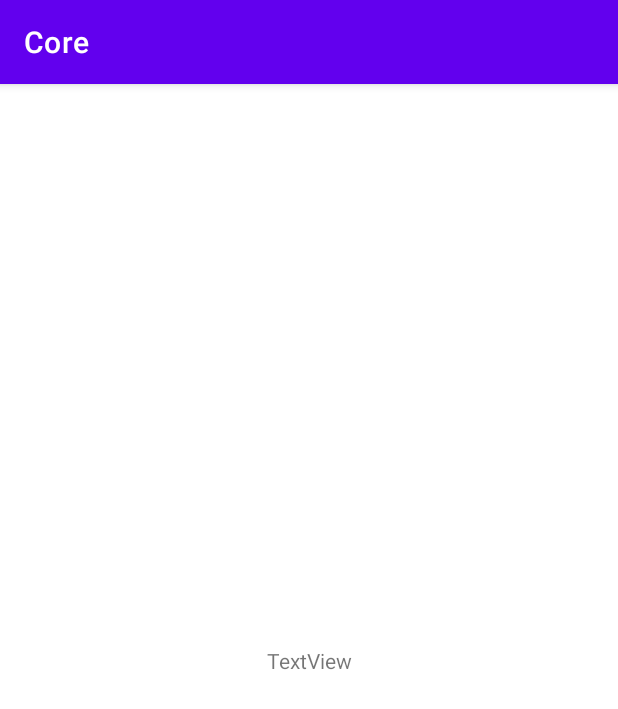
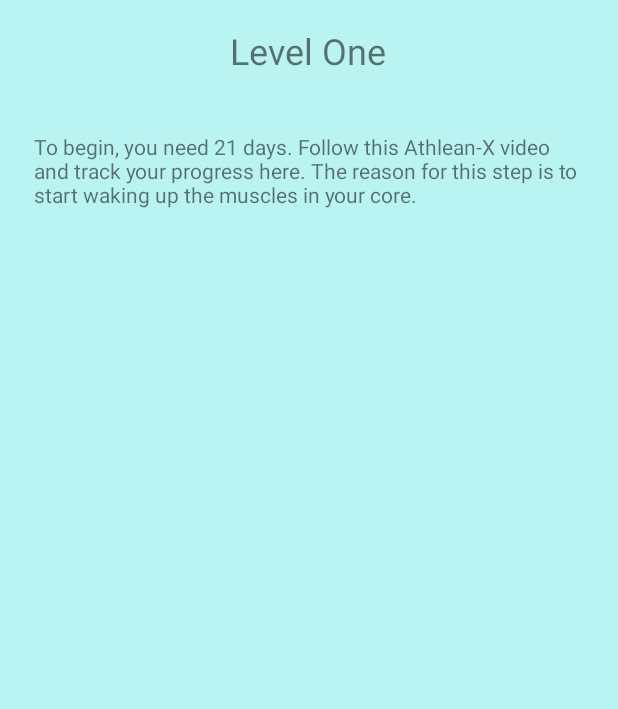
Before and after one commit to ajaypatel6/Core, an Android app: the LevelOne screen opened directly, with no data from a screen before it, on a phone screen of 412 x 824 dp. Shown: the top 709 px of the screen. Run offline under Robolectric (Android 15) with nearby library versions, the phone set to English and light mode, and no system bars.

Commit message:
Main page levels

```diff
--- a/app/src/main/java/ca/ajaypatel/core/LevelOne.kt
+++ b/app/src/main/java/ca/ajaypatel/core/LevelOne.kt
@@ -7,5 +7,8 @@ class LevelOne : AppCompatActivity() {
     override fun onCreate(savedInstanceState: Bundle?) {
         super.onCreate(savedInstanceState)
         setContentView(R.layout.activity_level_one)
+        this.supportActionBar?.hide();
+
+
     }
 }
--- a/app/src/main/res/layout/activity_dashboard.xml
+++ b/app/src/main/res/layout/activity_dashboard.xml
@@ -4,6 +4,8 @@
     xmlns:tools="http://schemas.android.com/tools"
     android:layout_width="match_parent"
     android:layout_height="match_parent"
+    android:background="#A8C7E3"
+
     tools:context=".dashboard">
 
     <TextView
@@ -38,11 +40,10 @@
         android:layout_width="314dp"
         android:layout_height="70dp"
         android:layout_marginTop="64dp"
-        android:textAllCaps="false"
-        android:visibility="invisible"
-
         android:layout_marginBottom="32dp"
         android:text="@string/level_four"
+
+        android:textAllCaps="false"
         app:backgroundTint="#800000"
         app:layout_constraintBottom_toBottomOf="parent"
         app:layout_constraintEnd_toEndOf="parent"
@@ -57,9 +58,8 @@
         android:layout_height="70dp"
         android:layout_marginTop="64dp"
         android:text="@string/level_three"
+        android:textAllCaps="false"
         app:backgroundTint="#FF0000"
-        android:textAllCaps="false"
-        android:visibility="invisible"
 
         app:layout_constraintEnd_toEndOf="parent"
         app:layout_constraintHorizontal_bias="0.494"
@@ -72,9 +72,8 @@
         android:layout_height="70dp"
         android:layout_marginTop="64dp"
         android:text="@string/level_two"
+        android:textAllCaps="false"
         app:backgroundTint="#F08080	"
-        android:textAllCaps="false"
-        android:visibility="invisible"
         app:layout_constraintEnd_toEndOf="parent"
         app:layout_constraintHorizontal_bias="0.494"
         app:layout_constraintStart_toStartOf="parent"
--- a/app/src/main/res/layout/activity_level_four.xml
+++ b/app/src/main/res/layout/activity_level_four.xml
@@ -4,6 +4,8 @@
     xmlns:tools="http://schemas.android.com/tools"
     android:layout_width="match_parent"
     android:layout_height="match_parent"
+    android:background="#BAF4F2"
+
     tools:context=".LevelFour">
 
 </androidx.constraintlayout.widget.ConstraintLayout>
--- a/app/src/main/res/layout/activity_level_one.xml
+++ b/app/src/main/res/layout/activity_level_one.xml
@@ -4,15 +4,32 @@
     xmlns:tools="http://schemas.android.com/tools"
     android:layout_width="match_parent"
     android:layout_height="match_parent"
+    android:background="#BAF4F2"
+
     tools:context=".LevelOne">
 
     <TextView
-        android:id="@+id/textView"
+        android:id="@+id/levelOneText"
         android:layout_width="wrap_content"
         android:layout_height="wrap_content"
-        android:text="TextView"
+        android:text="@string/level_one_text"
+        android:textSize="24sp"
         app:layout_constraintBottom_toBottomOf="parent"
         app:layout_constraintEnd_toEndOf="parent"
+        app:layout_constraintHorizontal_bias="0.498"
         app:layout_constraintStart_toStartOf="parent"
-        app:layout_constraintTop_toTopOf="parent" />
+        app:layout_constraintTop_toTopOf="parent"
+        app:layout_constraintVertical_bias="0.022" />
+
+    <TextView
+        android:id="@+id/LevelOneDescription"
+        android:layout_width="366dp"
+        android:layout_height="68dp"
+        android:text="@string/level_one_description"
+        app:layout_constraintBottom_toBottomOf="parent"
+        app:layout_constraintEnd_toEndOf="parent"
+        app:layout_constraintHorizontal_bias="0.498"
+        app:layout_constraintStart_toStartOf="parent"
+        app:layout_constraintTop_toBottomOf="@+id/levelOneText"
+        app:layout_constraintVertical_bias="0.054" />
 </androidx.constraintlayout.widget.ConstraintLayout>
--- a/app/src/main/res/layout/activity_level_three.xml
+++ b/app/src/main/res/layout/activity_level_three.xml
@@ -4,6 +4,8 @@
     xmlns:tools="http://schemas.android.com/tools"
     android:layout_width="match_parent"
     android:layout_height="match_parent"
+    android:background="#BAF4F2"
+
     tools:context=".LevelThree">
 
 </androidx.constraintlayout.widget.ConstraintLayout>
--- a/app/src/main/res/layout/activity_level_two.xml
+++ b/app/src/main/res/layout/activity_level_two.xml
@@ -4,6 +4,8 @@
     xmlns:tools="http://schemas.android.com/tools"
     android:layout_width="match_parent"
     android:layout_height="match_parent"
+    android:background="#BAF4F2"
+
     tools:context=".LevelTwo">
 
 </androidx.constraintlayout.widget.ConstraintLayout>
--- a/app/src/main/res/values/strings.xml
+++ b/app/src/main/res/values/strings.xml
@@ -26,4 +26,6 @@
     <string name="level_four">Level Four</string>
     <string name="mainDescription">There are 4 levels (they will appear on completion of prior levels. The first level can be done by nearly anybody, it is beginner friendly. The goal is to
     strengthen the muscles involved in the core and to help you get your ideal mid-section</string>
+    <string name="level_one_text">Level One</string>
+    <string name="level_one_description">To begin, you need 21 days. Follow this Athlean-X video and track your progress here. The reason for this step is to start waking up the muscles in your core.</string>
 </resources>
```
